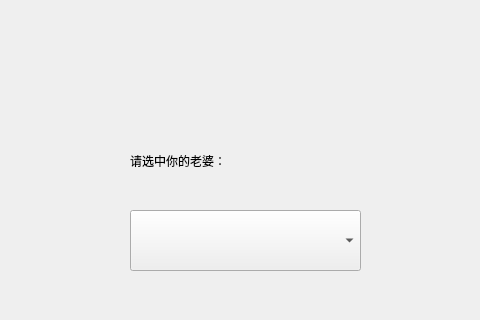
Above: 3Tools/QComboBox_2/widget.ui from OPCHEN-beep/Qt before the change; both pictures show x 100 to 580 and y 0 to 320 of the 800 by 600 pixel window. Below: the same form after it.
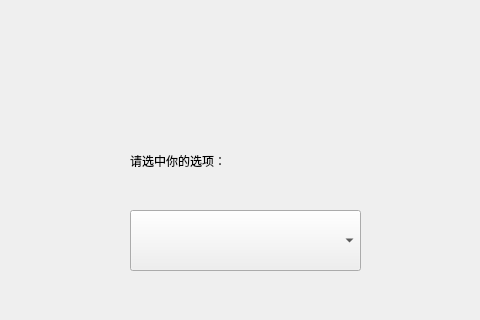
That is the form after the change.

What changed in the file:
```diff
--- a/3Tools/QComboBox_2/widget.ui
+++ b/3Tools/QComboBox_2/widget.ui
@@ -33,7 +33,7 @@
     </rect>
    </property>
    <property name="text">
-    <string>请选中你的老婆：</string>
+    <string>请选中你的选项：</string>
    </property>
   </widget>
  </widget>
```
